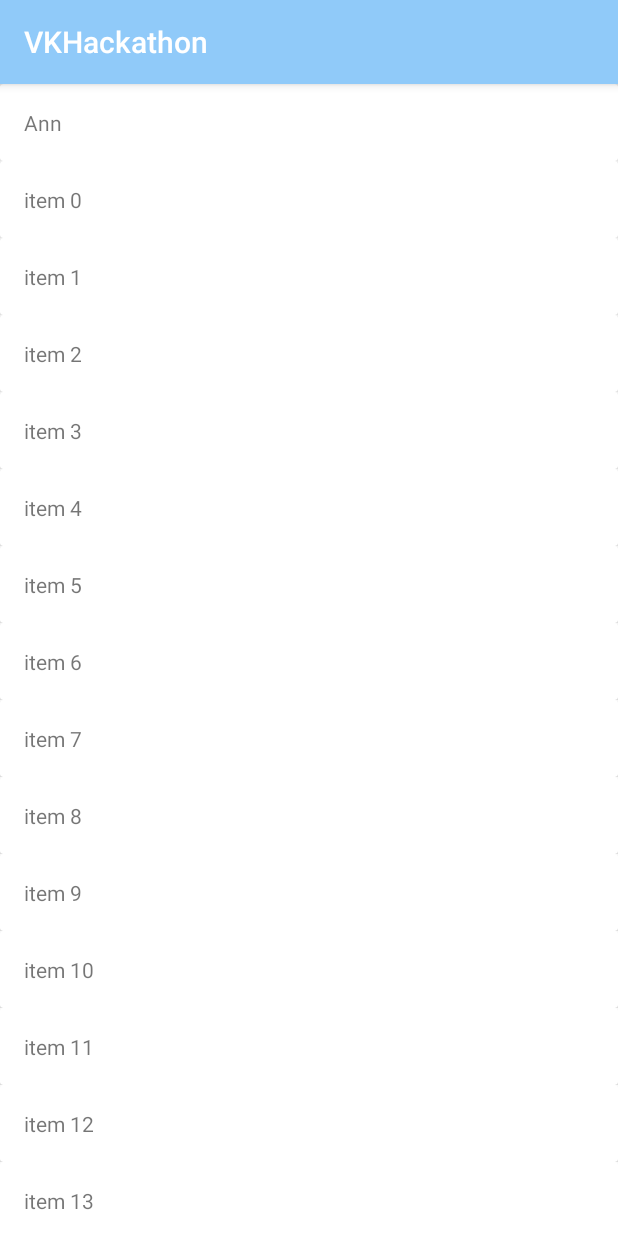
After one commit to DrozdikGleb/VKHackathon, an Android app: the ListRooms screen opened directly, with no data from a screen before it, on a phone screen of 412 x 824 dp. The commit adds this screen. Run offline under Robolectric (Android 15) with nearby library versions, the phone set to English and light mode, and no system bars.

Commit message:
Add - wings

```diff
--- a/app/build.gradle
+++ b/app/build.gradle
@@ -31,5 +31,7 @@ dependencies {
     compile 'com.android.support.constraint:constraint-layout:1.0.2'
     compile 'com.android.support:design:25.3.1'
     compile 'com.squareup.okhttp3:okhttp:3.9.0'
+    compile 'com.android.support:cardview-v7:25.0.0'
+    compile 'com.android.support:recyclerview-v7:25.0.+'
     testCompile 'junit:junit:4.12'
 }
--- a/app/src/main/AndroidManifest.xml
+++ b/app/src/main/AndroidManifest.xml
@@ -19,6 +19,7 @@
         <activity android:name=".RouterActivity"></activity>
         <activity android:name=".RoomsActivity"></activity>
         <activity android:name=".CategoryActivity"></activity>
+        <activity android:name=".ListRooms"></activity>
     </application>
 
 </manifest>
--- /dev/null
+++ b/app/src/main/java/com/glebdrozdov/vkhackathon/ListRooms.java
@@ -0,0 +1,61 @@
+package com.glebdrozdov.vkhackathon;
+
+import android.support.v7.app.AppCompatActivity;
+import android.os.Bundle;
+import android.support.v7.widget.LinearLayoutManager;
+import android.support.v7.widget.RecyclerView;
+import android.view.View;
+import android.widget.ArrayAdapter;
+import android.widget.Button;
+import android.widget.ListView;
+
+import java.util.ArrayList;
+import java.util.List;
+
+public class ListRooms extends AppCompatActivity {
+
+
+    private List<Wings> persons;
+    private RecyclerView rv;
+    private Button btn;
+
+    @Override
+    protected void onCreate(Bundle savedInstanceState) {
+        super.onCreate(savedInstanceState);
+        setContentView(R.layout.list_rooms);
+
+        rv = (RecyclerView) findViewById(R.id.rv);
+
+        btn = (Button) findViewById(R.id.button123);
+
+        LinearLayoutManager llm = new LinearLayoutManager(this);
+
+        rv.setLayoutManager(llm);
+
+
+        persons = new ArrayList<>();
+        persons.add(new Wings("Ann"));
+        for (int i = 0; i < 100; i++) {
+            persons.add(new Wings("item " + i));
+        }
+        persons.add(new Wings("Jack"));
+        persons.add(new Wings("Antohhhhha"));
+        initializeAdapter();
+    }
+
+    RecyclerAdapter adapter;
+
+    private void initializeAdapter() {
+        adapter = new RecyclerAdapter(persons);
+        rv.setAdapter(adapter);
+    }
+
+    public void GOq(View view) {
+        String s = "";
+        for (String i : adapter.qInd) {
+            s += adapter.q.get(i) + " ";
+        }
+        btn.setText(s);
+
+    }
+}
--- /dev/null
+++ b/app/src/main/java/com/glebdrozdov/vkhackathon/RecyclerAdapter.java
@@ -0,0 +1,73 @@
+package com.glebdrozdov.vkhackathon;
+
+import android.graphics.Color;
+import android.support.v7.widget.CardView;
+import android.support.v7.widget.RecyclerView;
+import android.util.Log;
+import android.view.LayoutInflater;
+import android.view.View;
+import android.view.ViewGroup;
+import android.widget.ImageView;
+import android.widget.TextView;
+import android.widget.Toast;
+
+import java.util.ArrayList;
+import java.util.HashMap;
+import java.util.HashSet;
+import java.util.List;
+
+public class RecyclerAdapter extends RecyclerView.Adapter<RecyclerAdapter.PersonViewHolder>{
+    @Override
+    public PersonViewHolder onCreateViewHolder(ViewGroup viewGroup, int i) {
+        View v = LayoutInflater.from(viewGroup.getContext()).inflate(R.layout.item_1, viewGroup, false);
+        return new PersonViewHolder(v);
+    }
+
+    private List<Wings> persons;
+    RecyclerAdapter(List<Wings> persons){
+        this.persons = persons;
+    }
+
+    @Override
+    public void onAttachedToRecyclerView(RecyclerView recyclerView) {
+        super.onAttachedToRecyclerView(recyclerView);
+    }
+
+    public HashMap<String, Integer> q = new HashMap<>();
+    public HashSet<String> qInd = new HashSet<>();
+    @Override
+    public void onBindViewHolder(final PersonViewHolder holder, final int i) {
+        holder.personName.setText(persons.get(i).name);
+
+        holder.itemView.setOnClickListener(new View.OnClickListener() {
+            @Override
+            public void onClick(View v) {
+                String id  = holder.personName.getText().toString();
+                if(q.containsKey(id)){
+                    q.remove(id);
+                    qInd.remove(id);
+                    holder.cv.setBackgroundColor(Color.parseColor("#ffffff"));
+                }else{
+                    q.put(id, i);
+                    qInd.add(id);
+                    holder.cv.setBackgroundColor(Color.parseColor("#ffecb3"));
+                }
+            }
+        });
+    }
+
+    @Override
+    public int getItemCount() {
+        return persons.size();
+    }
+
+    public static class PersonViewHolder extends RecyclerView.ViewHolder {
+        CardView cv;
+        TextView personName;
+        PersonViewHolder(View itemView) {
+            super(itemView);
+            cv = (CardView)itemView.findViewById(R.id.cv);
+            personName = (TextView)itemView.findViewById(R.id.categories);
+        }
+    }
+}
--- /dev/null
+++ b/app/src/main/java/com/glebdrozdov/vkhackathon/Wings.java
@@ -0,0 +1,10 @@
+package com.glebdrozdov.vkhackathon;
+
+class Wings {
+    String name;
+    int id;
+
+    Wings(String name) {
+        this.name = name;
+    }
+}
--- /dev/null
+++ b/app/src/main/res/layout/item_1.xml
@@ -0,0 +1,21 @@
+<?xml version="1.0" encoding="utf-8"?>
+<LinearLayout xmlns:android="http://schemas.android.com/apk/res/android"
+    android:layout_width="match_parent"
+    android:layout_height="wrap_content">
+
+    <android.support.v7.widget.CardView
+        android:id="@+id/cv"
+        android:layout_width="match_parent"
+        android:layout_height="wrap_content">
+
+        <RelativeLayout
+            android:layout_width="match_parent"
+            android:layout_height="wrap_content"
+            android:padding="16dp">
+            <TextView
+                android:id="@+id/categories"
+                android:layout_width="wrap_content"
+                android:layout_height="wrap_content" />
+        </RelativeLayout>
+    </android.support.v7.widget.CardView>
+</LinearLayout>
--- /dev/null
+++ b/app/src/main/res/layout/list_rooms.xml
@@ -0,0 +1,26 @@
+<?xml version="1.0" encoding="utf-8"?>
+<LinearLayout xmlns:android="http://schemas.android.com/apk/res/android"
+    android:layout_width="match_parent"
+    android:orientation="vertical"
+    android:layout_height="wrap_content"
+    >
+
+
+    <android.support.v7.widget.RecyclerView
+        android:layout_height="wrap_content"
+        android:layout_width="match_parent"
+        android:id="@+id/rv"
+        >
+
+    </android.support.v7.widget.RecyclerView>
+
+
+    <Button
+        android:id="@+id/button123"
+        android:layout_width="match_parent"
+        android:layout_height="wrap_content"
+        android:layout_weight="1"
+        android:text="Go"
+        android:onClick="GOq"/>
+
+</LinearLayout>
--- a/app/src/main/res/values/colors.xml
+++ b/app/src/main/res/values/colors.xml
@@ -1,6 +1,10 @@
 <?xml version="1.0" encoding="utf-8"?>
 <resources>
-    <color name="colorPrimary">#3F51B5</color>
-    <color name="colorPrimaryDark">#303F9F</color>
-    <color name="colorAccent">#FF4081</color>
+    <color name="colorPrimary">#90caf9</color>
+    <color name="colorPrimaryDark">#5d99c6</color>
+    <color name="colorPrimaryLight">#c3fdff</color>
+    <color name="colorAccent">#ffecb3</color>
+    <color name="colorSecondary">#ffecb3</color>
+    <color name="colorSecondaryDark">#cbba83</color>
+    <color name="colorSecondaryLight">#ffffe5</color>
 </resources>
```
